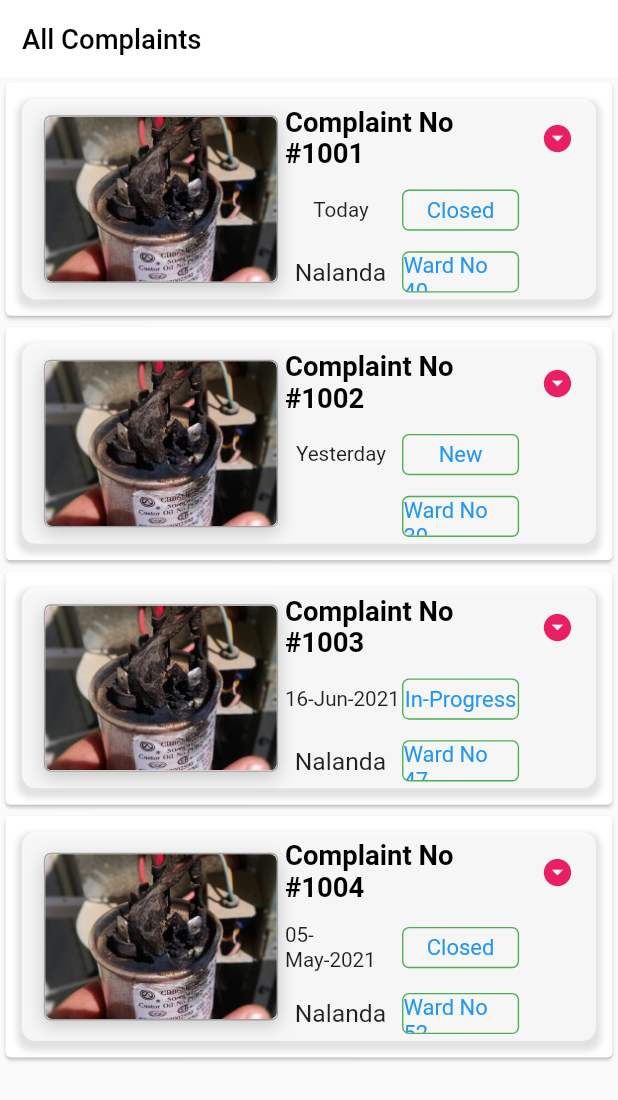
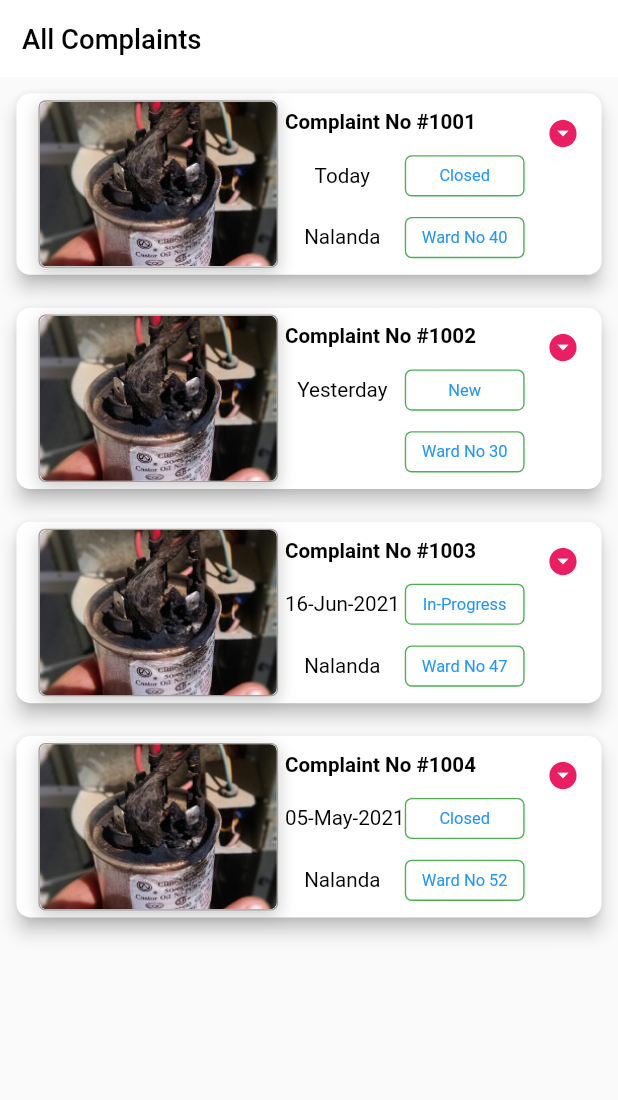
Before and after one commit to mohammadjawedahmadansari/Amazon_ComplaintPortal, a Flutter app: the ViewComplaints screen opened directly, on a phone screen of 412 x 824 dp. Shown: the top 1100 px of the screen. Run offline on Flutter 3.47's test engine with Material 2 defaults, Android fonts, the phone set to English and light mode, and no system bars; our stand-ins replace fl_chart, responsive_framework.

Commit message:
designed complaints list

```diff
--- a/lib/Pages/ViewComplaints.dart
+++ b/lib/Pages/ViewComplaints.dart
@@ -1,11 +1,11 @@
 import 'dart:convert';
 
 import 'package:complaint_portal/Pages/Dashboard.dart';
+import 'package:complaint_portal/const/TextStyle.dart';
 import 'package:complaint_portal/models/model_allcomplaints.dart';
 import 'package:complaint_portal/provider/provider_allcomplaint.dart';
 import 'package:flutter/material.dart';
 import 'package:provider/provider.dart';
-
 
 
 
@@ -85,23 +85,12 @@ class _ViewComplaintsState extends State<ViewComplaints> {
                  ],
                ),
              );*/
-               Container(
+               Padding(
+                 padding: const EdgeInsets.all(8.0),
                  child: Card(
-                   child: Padding(
-                     padding: const EdgeInsets.all(12.0),
-                       child: Container(
-                     //color: Colors.green,
-                     decoration: BoxDecoration(
+                   elevation: 5.0,
+                 shape: RoundedRectangleBorder(
                  borderRadius: BorderRadius.circular(10),
-                      color: Colors.white.withOpacity(0.7),
-                      boxShadow: [
-                        BoxShadow(
-                          color: Colors.grey.withOpacity(0.3),
-                          spreadRadius: 3,
-                          blurRadius: 3,
-                          offset: Offset(0, 4), // changes position of shadow
-                        ),
-                      ]
                  ),
                    child: ExpansionTile(
                     title: Column(
@@ -132,7 +121,7 @@ class _ViewComplaintsState extends State<ViewComplaints> {
                                         bottomLeft: Radius.circular(5.0)
                                     ),
                                     child: new Image.asset('${complaintData[index].snapshot}',
-                                        width: 190,
+                                      width: 175,
                                       height: 120,
                                       fit: BoxFit.cover,)
 
@@ -159,25 +148,28 @@ class _ViewComplaintsState extends State<ViewComplaints> {
                           SizedBox(width: 05,),
                           Expanded(
                             child: Column(
+                              crossAxisAlignment: CrossAxisAlignment.start,
                               children: [
                                 Align(
                                   alignment: Alignment.centerLeft,
-                                    child: Text('Complaint No #${complaintData[index].complain_id}',style: TextStyle(fontSize: 20,color: Colors.black,fontWeight: FontWeight.bold),),
+                                  child: Text('Complaint No #${complaintData[index].complain_id}',style: TextStyle(fontSize: 15,color: Colors.black,fontWeight: FontWeight.bold),),
                                 ),
                                 SizedBox(height: 15,),
                                 Row(
+                                  mainAxisAlignment: MainAxisAlignment.spaceAround,
                                   children: [
                                     Expanded(
-                                        flex: 1,
+                                      flex: 2,
                                       child: Center(
-                                          child: Text('${complaintData[index].date}\t',style: TextStyle(fontSize: 15.0),),
+                                        child: Text('${complaintData[index].date}\t',style:FontStyle.style),
                                       ),
                                     ),
                                     Expanded(
-                                        flex: 1,
+                                      flex: 2,
                                       child: Container(
                                         height: 30,
-                                          width: 90,
+                                        width: 50,
+                                        padding: const EdgeInsets.only(top: 0.05,left: 0.10,right: 0.10,bottom: 0.05),
                                         decoration: BoxDecoration(
                                           shape: BoxShape.rectangle,
                                           border: Border.all(
@@ -191,10 +183,12 @@ class _ViewComplaintsState extends State<ViewComplaints> {
                                           ),
                                         ),
                                         child: Center(
-                                            child: Text('${complaintData[index].status}',style: TextStyle(color: complaintData[index].status == ["Closed"] ? Colors.green
+                                          child: Text('${complaintData[index].status}',
+                                            style: TextStyle(fontSize:12.0,color: complaintData[index].status == ["Closed"] ? Colors.green
                                               :
                                           complaintData[index].status == ["New"] ? Colors.red : Colors.blue
-                                            ),),
+                                            ),
+                                          ),
                                         ),
                                       ),
                                     ),
@@ -204,10 +198,10 @@ class _ViewComplaintsState extends State<ViewComplaints> {
                                 Row(
                                   children: [
                                     Expanded(
-                                        flex: 1,
+                                      flex: 2,
                                       child: Center(
                                         child: Flexible(child: Text('${complaintData[index].dist}\t',
-                                            style: TextStyle(fontSize: 18.0),
+                                          style: FontStyle.style,
                                           overflow: TextOverflow.ellipsis,
                                           maxLines: 2,
                                          )
@@ -215,10 +209,10 @@ class _ViewComplaintsState extends State<ViewComplaints> {
                                       ),
                                     ),
                                     Expanded(
-                                        flex: 1,
+                                      flex: 2,
                                       child: Container(
                                         height: 30,
-                                          width: 90,
+                                        width: 50,
                                         decoration: BoxDecoration(
                                           shape: BoxShape.rectangle,
                                           border: Border.all(
@@ -232,7 +226,7 @@ class _ViewComplaintsState extends State<ViewComplaints> {
                                           ),
                                         ),
                                         child: Center(
-                                            child: Text('Ward No ${complaintData[index].ward}',style: TextStyle(fontSize:16,color: complaintData[index].status == ["Closed"] ? Colors.green
+                                          child: Text('Ward No ${complaintData[index].ward}',style: TextStyle(fontSize:12,color: complaintData[index].status == ["Closed"] ? Colors.green
                                               :
                                           complaintData[index].status == ["New"] ? Colors.red : Colors.blue
                                           ),),
@@ -257,41 +251,39 @@ class _ViewComplaintsState extends State<ViewComplaints> {
                     },
                     children: [
                     SizedBox(height: 20,),
-                        Container(
-                          child: Padding(
-                            padding: const EdgeInsets.all(8.0),
+                      Padding(
+                        padding: const EdgeInsets.all(15.0),
+                        child: Container(
                           child: Column(
                             children: [
                               Row(
                                 children: [
-                                    Text('Issue : ',style: TextStyle(fontSize: 20.0,color: Colors.black),),
+                                  Text('Issue : ',style: TextStyle(fontSize: 15.0,color: Colors.black),),
                                   Spacer(),
-                                    Text('${complaintData[index].complaint_type}',style: TextStyle(fontSize: 20.0,color: Colors.black),),
+                                  Text('${complaintData[index].complaint_type}',style:FontStyle.style,),
                                 ],
                               ),
                               SizedBox(height: 05,),
                               Row(
                                 children: [
-                                    Text('Solver : ',style: TextStyle(fontSize: 20.0,color: Colors.black),),
+                                  Text('Solver : ',style: FontStyle.style),
                                   Spacer(),
-                                    Text('${complaintData[index].fixBy}',style: TextStyle(fontSize: 20.0,color: Colors.black),),
+                                  Text('${complaintData[index].fixBy}',style: FontStyle.style),
                                 ],
                               ),
                               SizedBox(height: 05,),
                               Row(
                                 children: [
-                                    Text('Mobile : ',style: TextStyle(fontSize: 20.0,color: Colors.black),),
+                                  Text('Mobile : ',style: FontStyle.style),
                                   Spacer(),
-                                    Text(' ${complaintData[index].mobile}',style: TextStyle(fontSize: 20.0,color: Colors.black),),
+                                  Text(' ${complaintData[index].mobile}',style: FontStyle.style),
                                 ],
                               ),
                             ],
-                            )
+                          ),
                         ),
                       )
                      ],
-                     ),
-                   ),
                    ),
                  ),
                );
--- /dev/null
+++ b/lib/const/TextStyle.dart
@@ -0,0 +1,7 @@
+import 'package:flutter/material.dart';
+
+
+class FontStyle{
+
+  static  var style = TextStyle(fontSize: 15,color: Colors.black);
+}
```
Lines whose indentation alone changed are shown as unchanged.
